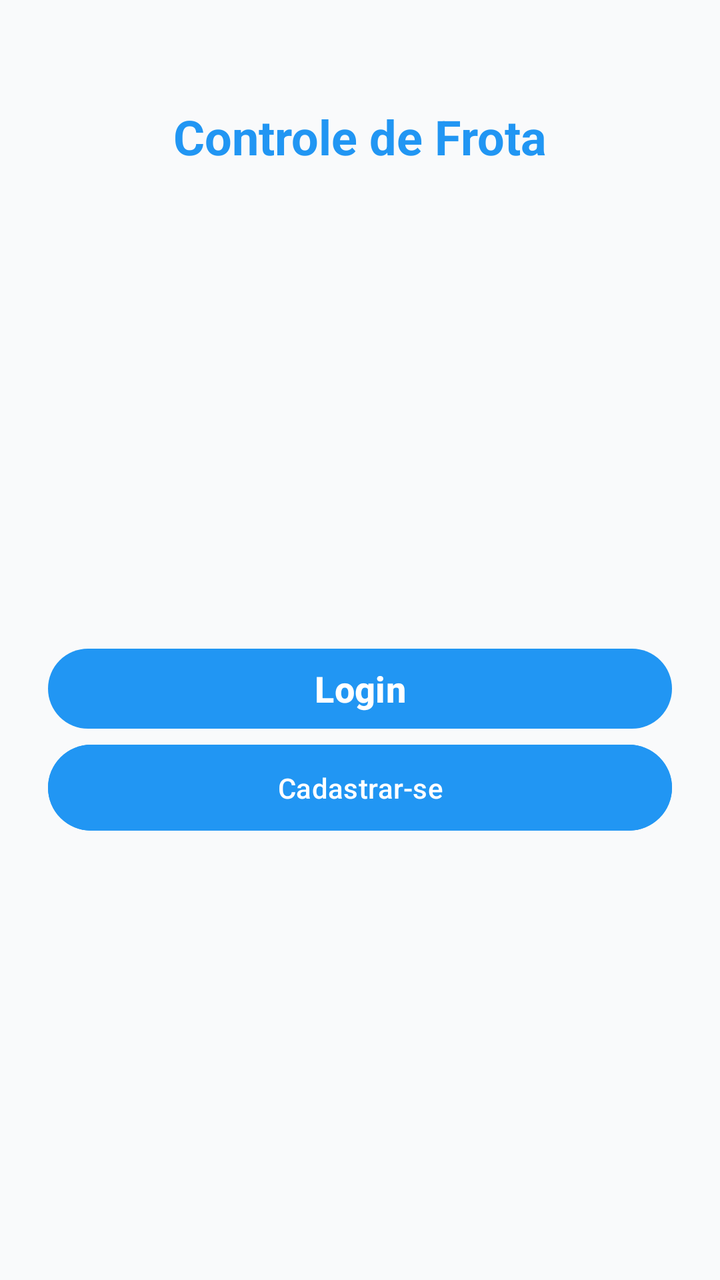
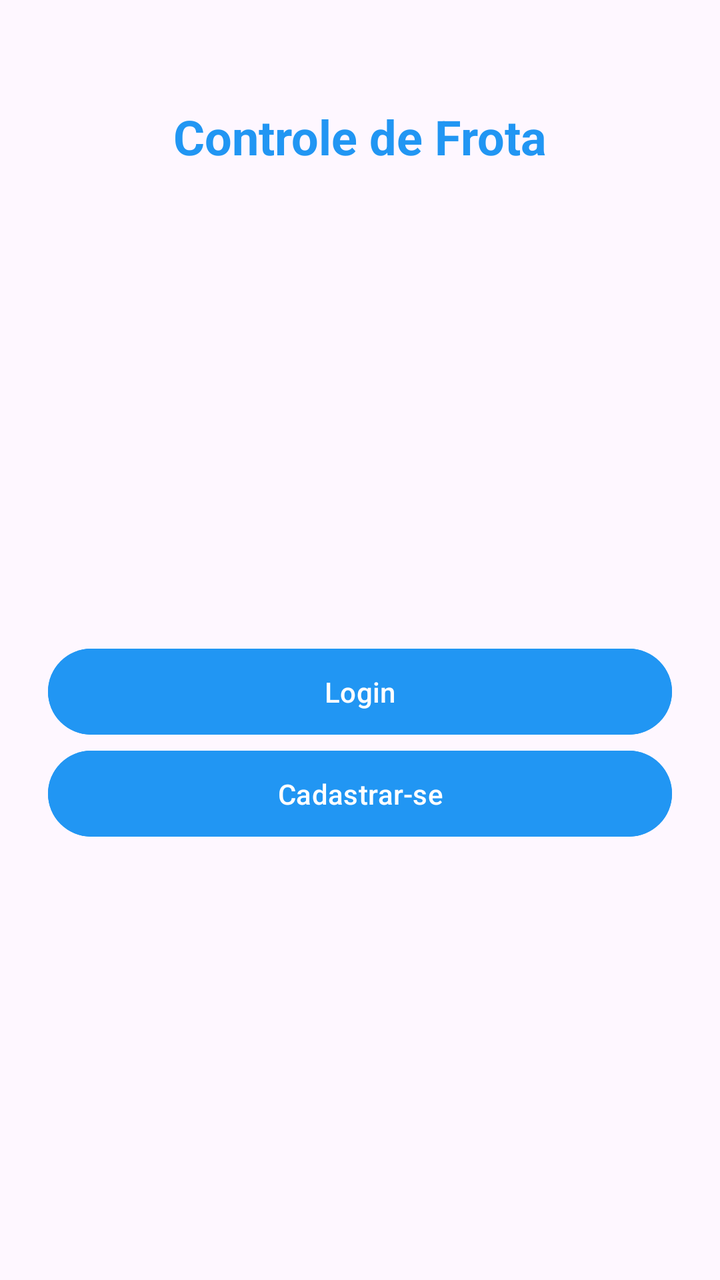

Before-and-after screenshots of an Android layout around one commit, followed by the original layout XML and the change that was made.
<!-- AndroidManifest.xml: application theme Theme.Projeto_semestral_xml -->
<!-- res/layout/activity_main.xml -->
<androidx.constraintlayout.widget.ConstraintLayout
    xmlns:android="http://schemas.android.com/apk/res/android"
    xmlns:app="http://schemas.android.com/apk/res-auto"
    android:layout_width="match_parent"
    android:layout_height="match_parent"
    android:background="#F9FAFB"
    android:padding="24dp">

    

    

    <TextView
        android:id="@+id/tvTituloPrincipal"
        android:layout_width="wrap_content"
        android:layout_height="wrap_content"
        android:layout_marginTop="28dp"
        android:text="Controle de Frota"
        android:textColor="#2196F3"
        android:textSize="24sp"
        android:textStyle="bold"
        app:layout_constraintEnd_toEndOf="parent"
        app:layout_constraintStart_toStartOf="parent"
        app:layout_constraintTop_toTopOf="parent" />


    <Button
        android:id="@+id/btnLogin"
        android:layout_width="match_parent"
        android:layout_height="wrap_content"
        android:layout_marginTop="236dp"
        android:text="Login"
        android:textSize="18sp"
        android:textStyle="bold"
        app:backgroundTint="#2196F3"
        app:cornerRadius="30dp"
        app:layout_constraintEnd_toEndOf="parent"
        app:layout_constraintHorizontal_bias="0.0"
        app:layout_constraintStart_toStartOf="parent"
        app:layout_constraintTop_toBottomOf="@id/tvTituloPrincipal" />
    <Button
        android:id="@+id/btnCadastraUsuario"
        android:layout_width="match_parent"
        android:layout_height="wrap_content"
        android:text="Cadastrar-se"
        android:padding="12dp"
        android:backgroundTint="#2196F3"
        app:layout_constraintTop_toBottomOf="@id/btnLogin"
        android:layout_marginBottom="16dp" />

</androidx.constraintlayout.widget.ConstraintLayout>
<!-- resources referenced by this layout -->
<resources>
  <style name="Theme.Projeto_semestral_xml" parent="Base.Theme.Projeto_semestral_xml" />
  <style name="Base.Theme.Projeto_semestral_xml" parent="Theme.Material3.DayNight.NoActionBar">
          
          
      </style>
</resources>

<!-- the commit's change to res/layout/activity_main.xml (unified diff, before → after) -->
@@ -1,14 +1,10 @@
 <androidx.constraintlayout.widget.ConstraintLayout
     xmlns:android="http://schemas.android.com/apk/res/android"
     xmlns:app="http://schemas.android.com/apk/res-auto"
+    xmlns:tools="http://schemas.android.com/tools"
     android:layout_width="match_parent"
     android:layout_height="match_parent"
-    android:background="#F9FAFB"
     android:padding="24dp">
-
-    
-
-    
 
     <TextView
         android:id="@+id/tvTituloPrincipal"
@@ -26,18 +22,15 @@
 
     <Button
         android:id="@+id/btnLogin"
+        android:layout_marginTop="236dp"
         android:layout_width="match_parent"
         android:layout_height="wrap_content"
-        android:layout_marginTop="236dp"
         android:text="Login"
-        android:textSize="18sp"
-        android:textStyle="bold"
         app:backgroundTint="#2196F3"
-        app:cornerRadius="30dp"
-        app:layout_constraintEnd_toEndOf="parent"
-        app:layout_constraintHorizontal_bias="0.0"
-        app:layout_constraintStart_toStartOf="parent"
-        app:layout_constraintTop_toBottomOf="@id/tvTituloPrincipal" />
+        android:padding="12dp"
+        android:backgroundTint="#2196F3"
+        app:layout_constraintTop_toBottomOf="@id/tvTituloPrincipal"
+        android:layout_marginBottom="16dp" />
     <Button
         android:id="@+id/btnCadastraUsuario"
         android:layout_width="match_parent"
